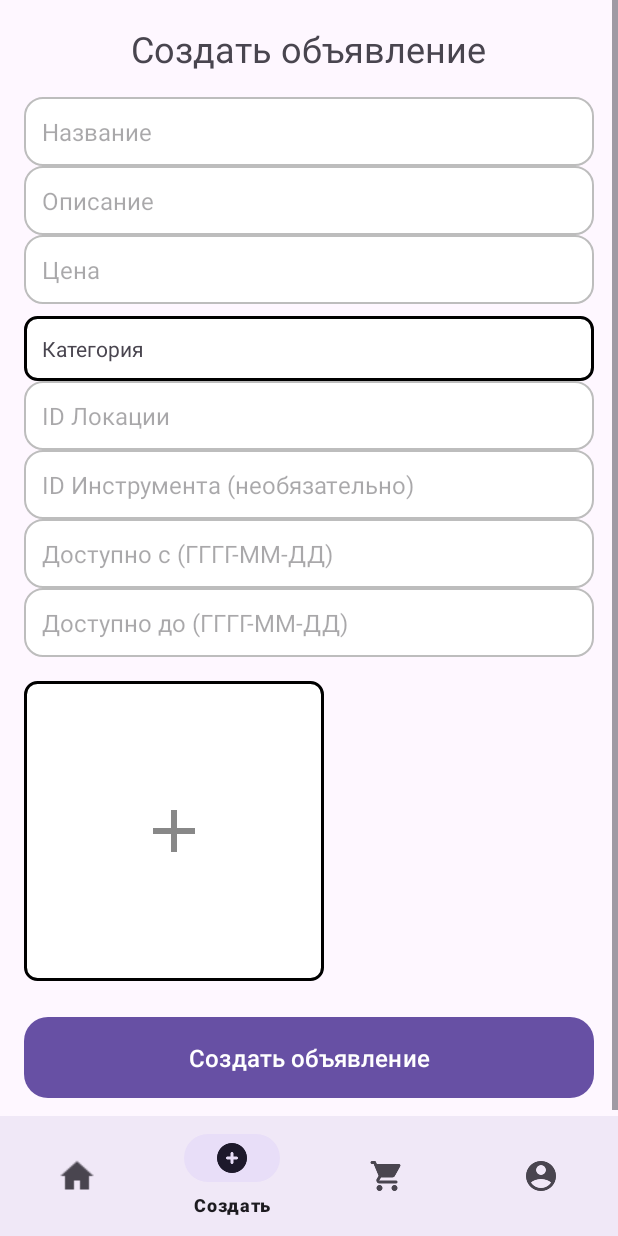
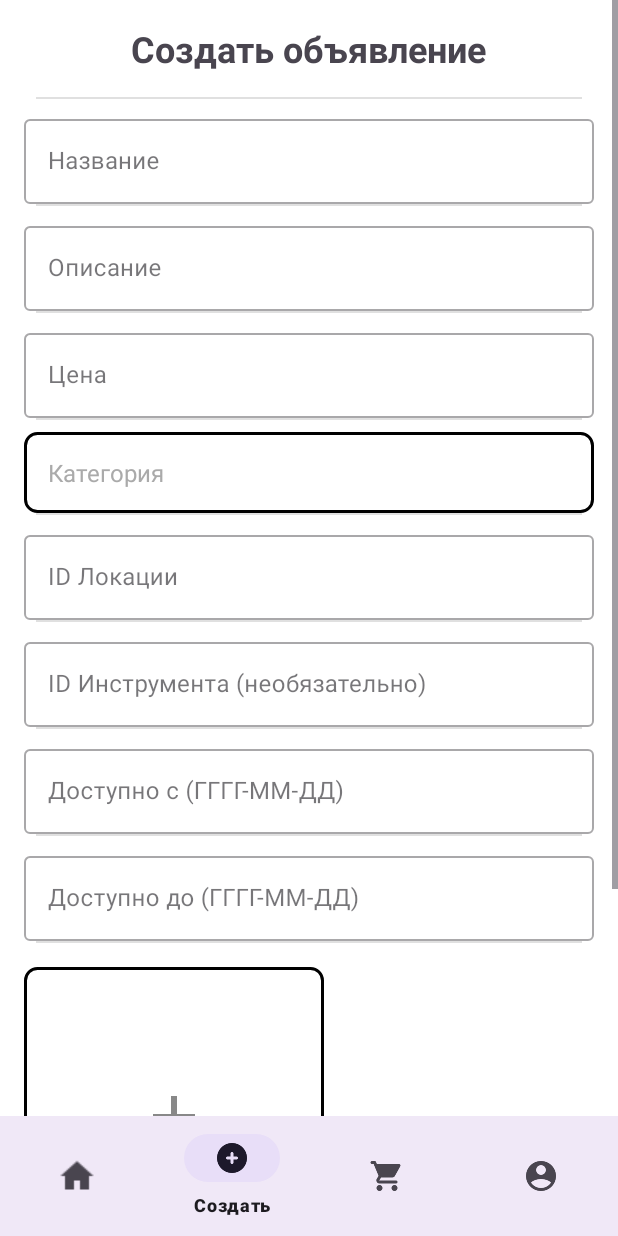
Before and after one commit to BalgynbekChamp/FlexibleRent, an Android app: the HomeFragment screen opened directly, with no data from a screen before it, item 2 of the bottom bar chosen, on a phone screen of 412 x 824 dp. Run offline under Robolectric (Android 15) with nearby library versions, the phone set to English and light mode, and no system bars; pictures from the network do not load.

Commit message:
Balgynbeks
# Conflicts:
#	QuickRent/QuickRent/app/src/main/java/com/example/quickrent/data/network/RetrofitClient.kt

```diff
--- a/QuickRent/QuickRent/app/build.gradle.kts
+++ b/QuickRent/QuickRent/app/build.gradle.kts
@@ -64,6 +64,7 @@ dependencies {
     implementation(libs.androidx.material3)
     implementation(libs.androidx.navigation.compose)
     implementation(libs.androidx.datastore.core.android)
+    implementation ("com.google.android.material:material:1.11.0")
     testImplementation(libs.junit)
     androidTestImplementation(libs.androidx.junit)
     androidTestImplementation(libs.androidx.espresso.core)
--- a/QuickRent/QuickRent/app/src/main/java/com/example/quickrent/data/network/RetrofitClient.kt
+++ b/QuickRent/QuickRent/app/src/main/java/com/example/quickrent/data/network/RetrofitClient.kt
@@ -4,7 +4,7 @@ import retrofit2.Retrofit
 import retrofit2.converter.gson.GsonConverterFactory
 
 object RetrofitClient {
-    private const val BASE_URL = "http://192.168.92.240:8080/"
+    private const val BASE_URL = "http://192.168.0.100:8080/"
 
     val api: ApiService by lazy {
         Retrofit.Builder()
--- a/QuickRent/QuickRent/app/src/main/java/com/example/quickrent/screens/CreatePostFragment.kt
+++ b/QuickRent/QuickRent/app/src/main/java/com/example/quickrent/screens/CreatePostFragment.kt
@@ -87,7 +87,7 @@ class CreatePostFragment : Fragment() {
 
         lifecycleScope.launch {
             try {
-                // Используем правильный запрос на подкатегории
+                // Используем правильный запрос на подкатегориseи
                 val response = RetrofitClient.api.getSubcategories(token)
                 if (response.isSuccessful) {
                     categories = response.body() ?: listOf()
--- a/QuickRent/QuickRent/app/src/main/res/layout/fragment_create_post.xml
+++ b/QuickRent/QuickRent/app/src/main/res/layout/fragment_create_post.xml
@@ -1,90 +1,155 @@
 <ScrollView xmlns:android="http://schemas.android.com/apk/res/android"
     xmlns:app="http://schemas.android.com/apk/res-auto"
     android:layout_width="match_parent"
-    android:layout_height="match_parent">
+    android:layout_height="match_parent"
+    android:background="@android:color/white">
 
     <LinearLayout
         android:orientation="vertical"
         android:padding="16dp"
         android:layout_width="match_parent"
-        android:layout_height="wrap_content">
+        android:layout_height="wrap_content"
+        android:divider="?android:attr/dividerHorizontal"
+        android:showDividers="middle"
+        android:dividerPadding="8dp">
 
         <TextView
             android:layout_width="wrap_content"
             android:layout_height="wrap_content"
             android:text="Создать объявление"
             android:textSize="24sp"
+            android:textStyle="bold"
             android:layout_gravity="center_horizontal"
             android:paddingBottom="16dp" />
 
-        <EditText
-            android:id="@+id/titleField"
-            style="@style/RoundedEditText"
+        <!-- Название -->
+        <com.google.android.material.textfield.TextInputLayout
             android:layout_width="match_parent"
             android:layout_height="wrap_content"
-            android:hint="Название" />
+            android:hint="Название"
+            style="@style/Widget.MaterialComponents.TextInputLayout.OutlinedBox"
+            app:boxBackgroundMode="outline"
+            android:layout_marginTop="8dp">
 
-        <EditText
-            android:id="@+id/descriptionField"
-            style="@style/RoundedEditText"
+            <com.google.android.material.textfield.TextInputEditText
+                android:id="@+id/titleField"
+                android:layout_width="match_parent"
+                android:layout_height="wrap_content"/>
+        </com.google.android.material.textfield.TextInputLayout>
+
+        <!-- Описание -->
+        <com.google.android.material.textfield.TextInputLayout
             android:layout_width="match_parent"
             android:layout_height="wrap_content"
             android:hint="Описание"
-            android:inputType="textMultiLine" />
+            style="@style/Widget.MaterialComponents.TextInputLayout.OutlinedBox"
+            app:boxBackgroundMode="outline"
+            android:layout_marginTop="8dp">
 
-        <EditText
-            android:id="@+id/priceField"
-            style="@style/RoundedEditText"
+            <com.google.android.material.textfield.TextInputEditText
+                android:id="@+id/descriptionField"
+                android:layout_width="match_parent"
+                android:layout_height="wrap_content"
+                android:inputType="textMultiLine"/>
+        </com.google.android.material.textfield.TextInputLayout>
+
+        <!-- Цена -->
+        <com.google.android.material.textfield.TextInputLayout
             android:layout_width="match_parent"
             android:layout_height="wrap_content"
             android:hint="Цена"
-            android:inputType="numberDecimal" />
+            style="@style/Widget.MaterialComponents.TextInputLayout.OutlinedBox"
+            app:boxBackgroundMode="outline"
+            android:layout_marginTop="8dp">
 
+            <com.google.android.material.textfield.TextInputEditText
+                android:id="@+id/priceField"
+                android:layout_width="match_parent"
+                android:layout_height="wrap_content"
+                android:inputType="numberDecimal"/>
+        </com.google.android.material.textfield.TextInputLayout>
+
+        <!-- Категория (просто текст + клик) -->
         <TextView
             android:id="@+id/categoryField"
             android:layout_width="match_parent"
             android:layout_height="wrap_content"
             android:text="Категория"
-            android:padding="12dp"
+            android:padding="16dp"
             android:background="@drawable/border_bg"
             android:clickable="true"
             android:focusable="true"
-            android:layout_marginTop="8dp" />
+            android:layout_marginTop="8dp"
+            android:textColor="@android:color/darker_gray"
+            android:textSize="16sp" />
 
-        <EditText
-            android:id="@+id/locationIdField"
-            style="@style/RoundedEditText"
+        <!-- ID Локации -->
+        <com.google.android.material.textfield.TextInputLayout
             android:layout_width="match_parent"
             android:layout_height="wrap_content"
             android:hint="ID Локации"
-            android:inputType="number" />
+            style="@style/Widget.MaterialComponents.TextInputLayout.OutlinedBox"
+            app:boxBackgroundMode="outline"
+            android:layout_marginTop="8dp">
 
-        <EditText
-            android:id="@+id/toolIdField"
-            style="@style/RoundedEditText"
+            <com.google.android.material.textfield.TextInputEditText
+                android:id="@+id/locationIdField"
+                android:layout_width="match_parent"
+                android:layout_height="wrap_content"
+                android:inputType="number"/>
+        </com.google.android.material.textfield.TextInputLayout>
+
+        <!-- ID Инструмента -->
+        <com.google.android.material.textfield.TextInputLayout
             android:layout_width="match_parent"
             android:layout_height="wrap_content"
             android:hint="ID Инструмента (необязательно)"
-            android:inputType="number" />
+            style="@style/Widget.MaterialComponents.TextInputLayout.OutlinedBox"
+            app:boxBackgroundMode="outline"
+            android:layout_marginTop="8dp">
 
-        <EditText
-            android:id="@+id/availableFromField"
-            style="@style/RoundedEditText"
+            <com.google.android.material.textfield.TextInputEditText
+                android:id="@+id/toolIdField"
+                android:layout_width="match_parent"
+                android:layout_height="wrap_content"
+                android:inputType="number"/>
+        </com.google.android.material.textfield.TextInputLayout>
+
+        <!-- Доступно с -->
+        <com.google.android.material.textfield.TextInputLayout
             android:layout_width="match_parent"
             android:layout_height="wrap_content"
             android:hint="Доступно с (ГГГГ-ММ-ДД)"
-            android:focusable="false"
-            android:clickable="true" />
+            style="@style/Widget.MaterialComponents.TextInputLayout.OutlinedBox"
+            app:boxBackgroundMode="outline"
+            android:layout_marginTop="8dp">
 
-        <EditText
-            android:id="@+id/availableToField"
-            style="@style/RoundedEditText"
+            <com.google.android.material.textfield.TextInputEditText
+                android:id="@+id/availableFromField"
+                android:layout_width="match_parent"
+                android:layout_height="wrap_content"
+                android:focusable="false"
+                android:clickable="true"/>
+        </com.google.android.material.textfield.TextInputLayout>
+
+        <!-- Доступно до -->
+        <com.google.android.material.textfield.TextInputLayout
             android:layout_width="match_parent"
             android:layout_height="wrap_content"
             android:hint="Доступно до (ГГГГ-ММ-ДД)"
-            android:focusable="false"
-            android:clickable="true" />
+            style="@style/Widget.MaterialComponents.TextInputLayout.OutlinedBox"
+            app:boxBackgroundMode="outline"
+            android:layout_marginTop="8dp">
 
+            <com.google.android.material.textfield.TextInputEditText
+                android:id="@+id/availableToField"
+                android:layout_width="match_parent"
+                android:layout_height="wrap_content"
+                android:focusable="false"
+                android:clickable="true"/>
+        </com.google.android.material.textfield.TextInputLayout>
+
+        <!-- Фото -->
         <androidx.gridlayout.widget.GridLayout
             android:id="@+id/photoGrid"
             android:layout_width="match_parent"
@@ -93,12 +158,13 @@
             app:columnCount="3"
             app:orientation="horizontal" />
 
+        <!-- Кнопка -->
         <Button
             android:id="@+id/createPostButton"
-            style="@style/RoundedButton"
+            style="@style/Widget.MaterialComponents.Button"
             android:layout_width="match_parent"
             android:layout_height="wrap_content"
             android:text="Создать объявление"
-            android:layout_marginTop="24dp" />
+            android:layout_marginTop="24dp"/>
     </LinearLayout>
 </ScrollView>
```
